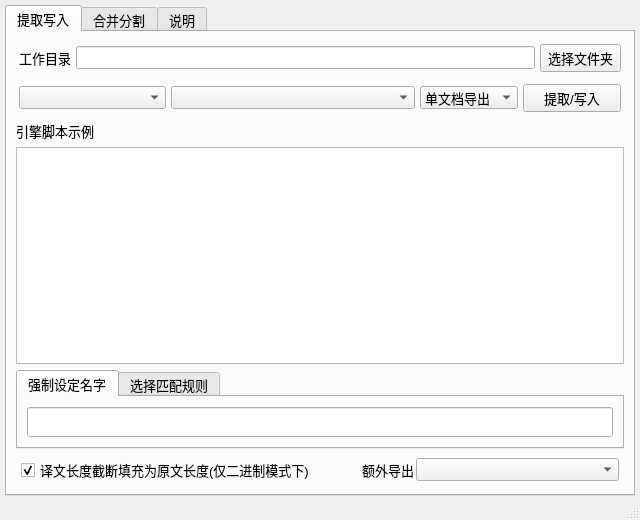
Above: ui_mainWindow.ui from satan53x/SExtractor before the change. Below: the same form after it.
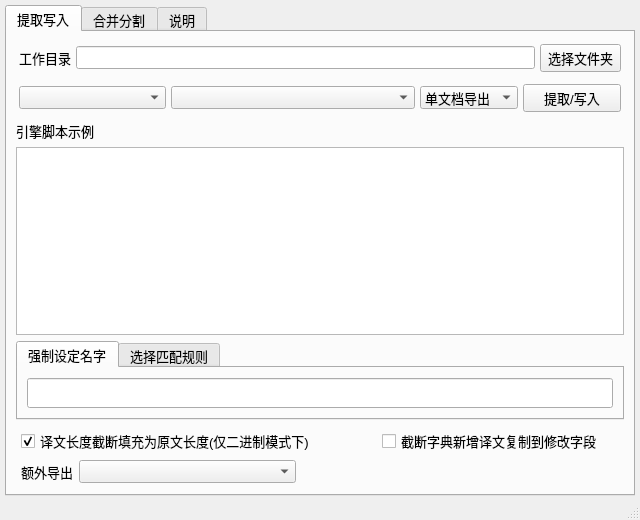
That is the form after the change. The open tabs and pages were chosen to show the change.

Commit message: 添加截断字典设置

Patch:
```diff
--- a/ui_mainWindow.ui
+++ b/ui_mainWindow.ui
@@ -275,10 +275,7 @@
            </property>
            <item>
             <widget class="QWidget" name="widget_6" native="true">
-             <layout class="QHBoxLayout" name="horizontalLayout_4" stretch="5,0,3">
-              <property name="spacing">
-               <number>2</number>
-              </property>
+             <layout class="QHBoxLayout" name="horizontalLayout_4" stretch="5,1,4">
               <property name="leftMargin">
                <number>5</number>
               </property>
@@ -313,6 +310,44 @@
                </widget>
               </item>
               <item>
+               <spacer name="horizontalSpacer_3">
+                <property name="orientation">
+                 <enum>Qt::Horizontal</enum>
+                </property>
+                <property name="sizeHint" stdset="0">
+                 <size>
+                  <width>40</width>
+                  <height>20</height>
+                 </size>
+                </property>
+               </spacer>
+              </item>
+              <item>
+               <widget class="QCheckBox" name="cutoffCopyCheck">
+                <property name="text">
+                 <string>截断字典新增译文复制到修改字段</string>
+                </property>
+               </widget>
+              </item>
+             </layout>
+            </widget>
+           </item>
+           <item>
+            <widget class="QWidget" name="widget_9" native="true">
+             <layout class="QHBoxLayout" name="horizontalLayout_9" stretch="0,2,3">
+              <property name="leftMargin">
+               <number>5</number>
+              </property>
+              <property name="topMargin">
+               <number>2</number>
+              </property>
+              <property name="rightMargin">
+               <number>2</number>
+              </property>
+              <property name="bottomMargin">
+               <number>2</number>
+              </property>
+              <item>
                <widget class="QLabel" name="label">
                 <property name="text">
                  <string>额外导出</string>
@@ -322,6 +357,19 @@
               <item>
                <widget class="QComboBox" name="outputFileExtraBox"/>
               </item>
+              <item>
+               <spacer name="horizontalSpacer_2">
+                <property name="orientation">
+                 <enum>Qt::Horizontal</enum>
+                </property>
+                <property name="sizeHint" stdset="0">
+                 <size>
+                  <width>40</width>
+                  <height>20</height>
+                 </size>
+                </property>
+               </spacer>
+              </item>
              </layout>
             </widget>
            </item>
```
Left out of the diff: 4 changed lines with no effect on the pictures. The commit also changes 4 other files.
